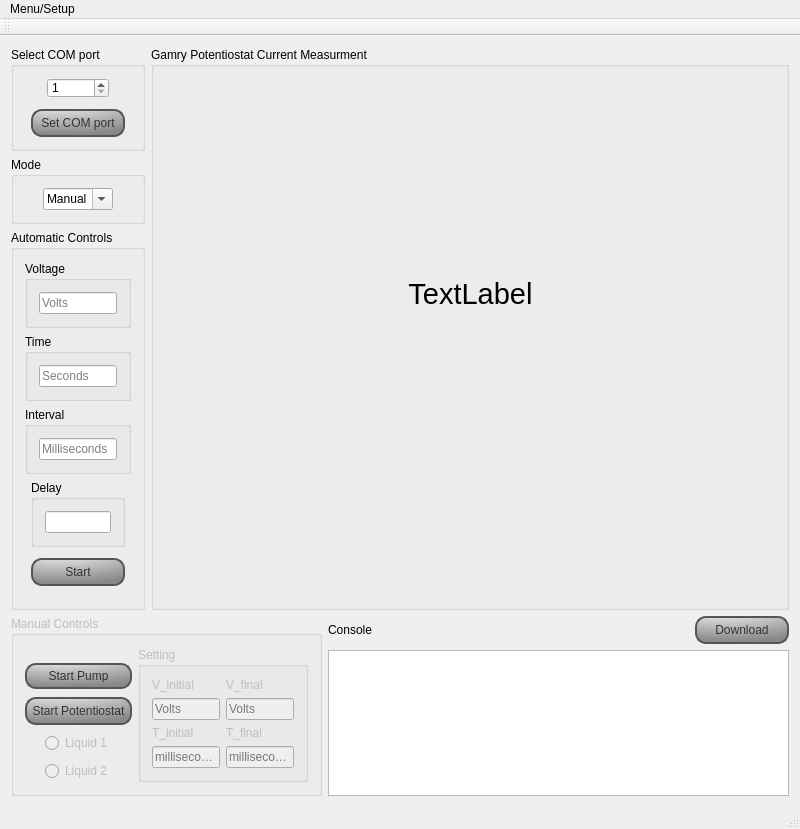
The window that user-interface/ExperimentControl/mainwindow.ui (atraastrum/project-a-elec-e8002) describes before a commit, drawn with Qt 5.
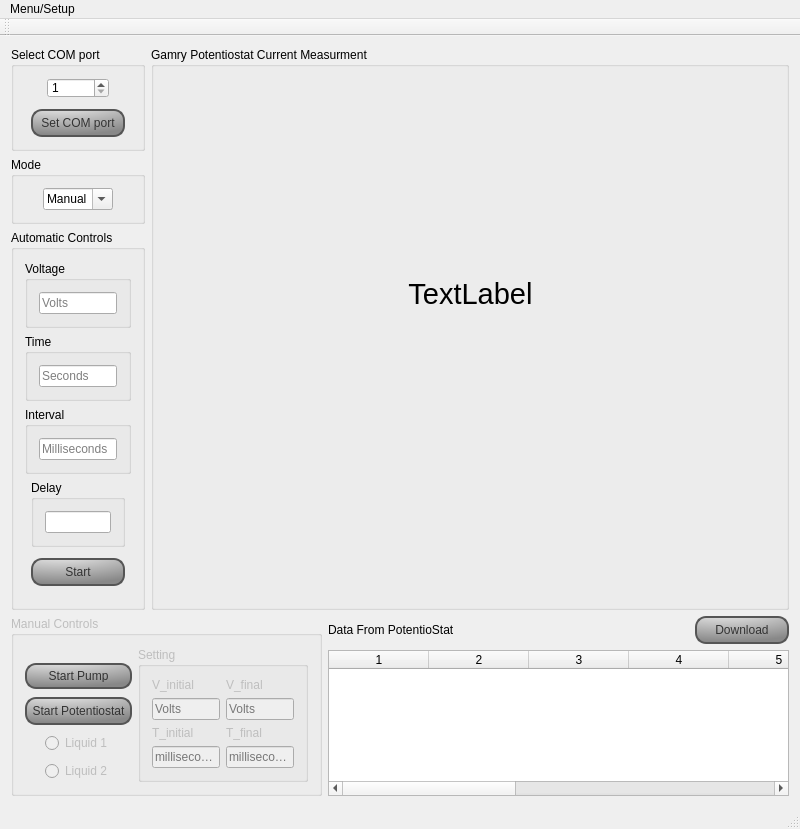
The same window after the commit. Custom widgets are drawn as their Qt base class.

Commit message: Added table to show data from pstat when in auto mode

The edit to the form file:
```diff
--- a/user-interface/ExperimentControl/mainwindow.ui
+++ b/user-interface/ExperimentControl/mainwindow.ui
@@ -407,9 +407,6 @@
         </property>
        </widget>
       </item>
-      <item row="1" column="1" colspan="2">
-       <widget class="QTextBrowser" name="textBrowser"/>
-      </item>
       <item row="0" column="0" rowspan="2">
        <widget class="QGroupBox" name="manualControlsGroup">
         <property name="enabled">
@@ -567,10 +564,30 @@
       <item row="0" column="1">
        <widget class="QLabel" name="label_5">
         <property name="text">
-         <string>Console</string>
+         <string>Data From PotentioStat</string>
         </property>
        </widget>
       </item>
+      <item row="1" column="1" colspan="2">
+       <widget class="QTableWidget" name="pstatDataTable">
+        <property name="rowCount">
+         <number>0</number>
+        </property>
+        <property name="columnCount">
+         <number>10</number>
+        </property>
+        <column/>
+        <column/>
+        <column/>
+        <column/>
+        <column/>
+        <column/>
+        <column/>
+        <column/>
+        <column/>
+        <column/>
+       </widget>
+      </item>
      </layout>
     </item>
    </layout>
```
The commit also changes 2 other files.
